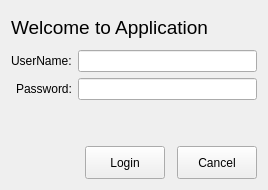
Before: the Qt Designer form ui/auth.ui in kiozet/TaskManagerWithAI, drawn with Qt 5.
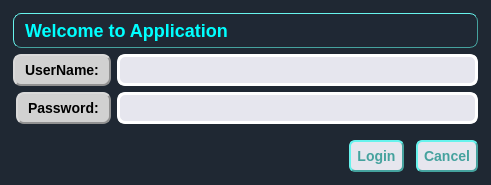
After: the same form once the commit is applied.

Commit message: ABSOLUTE DESIGNING IN auth

What changed in the file:
```diff
--- a/ui/auth.ui
+++ b/ui/auth.ui
@@ -6,8 +6,8 @@
    <rect>
     <x>0</x>
     <y>0</y>
-    <width>268</width>
-    <height>190</height>
+    <width>491</width>
+    <height>185</height>
    </rect>
   </property>
   <property name="sizePolicy">
@@ -19,6 +19,14 @@
   <property name="windowTitle">
    <string>Frame</string>
   </property>
+  <property name="styleSheet">
+   <string notr="true">QFrame{
+    border: 2px;
+    border-radius: 4px;
+    padding: 2px;
+    background-color: #1F2833;
+}</string>
+  </property>
   <layout class="QVBoxLayout" name="verticalLayout">
    <item>
     <widget class="QLabel" name="welcum_label_auth">
@@ -30,11 +38,27 @@
      </property>
      <property name="font">
       <font>
-       <pointsize>14</pointsize>
+       <pointsize>-1</pointsize>
+       <weight>75</weight>
+       <italic>false</italic>
+       <bold>true</bold>
       </font>
      </property>
+     <property name="styleSheet">
+      <string notr="true">QLabel {
+    background-color: #1F2834;
+    border-style: outset;
+    border-width: 1px;
+    border-radius: 8px;
+    border-color: #45A29E;
+    font: bold 18px;
+    min-width: 6em;
+    padding: 6px;
+  color: white;
+}</string>
+     </property>
      <property name="text">
-      <string>Welcome to Application</string>
+      <string>&lt;html&gt;&lt;head/&gt;&lt;body&gt;&lt;p&gt;&lt;span style=&quot; color:#00ffff;&quot;&gt;Welcome to Application&lt;/span&gt;&lt;/p&gt;&lt;/body&gt;&lt;/html&gt;</string>
      </property>
     </widget>
    </item>
@@ -51,6 +75,19 @@
          <verstretch>0</verstretch>
         </sizepolicy>
        </property>
+       <property name="styleSheet">
+        <string notr="true">QLabel {
+    background-color: #D1D1D1;
+    border-style: outset;
+    border-width: 2px;
+    border-radius: 8px;
+    border-color: #919191;
+    font: bold 14px;
+    min-width: 6em;
+    padding: 6px;
+    color: black;
+}</string>
+       </property>
        <property name="text">
         <string>UserName:</string>
        </property>
@@ -64,6 +101,18 @@
          <verstretch>0</verstretch>
         </sizepolicy>
        </property>
+       <property name="styleSheet">
+        <string notr="true">QLineEdit{
+    border-radius: 4px;
+    border-style: outset;
+    border-width: 3px;
+    border-radius: 8px;
+    border-color: white;
+    padding: 2px;
+    background-color: rgb(230, 230, 238);
+}
+</string>
+       </property>
       </widget>
      </item>
      <item row="1" column="0">
@@ -74,6 +123,19 @@
          <verstretch>0</verstretch>
         </sizepolicy>
        </property>
+       <property name="styleSheet">
+        <string notr="true">QLabel {
+    background-color: #D1D1D1;
+    border-style: outset;
+    border-width: 2px;
+    border-radius: 8px;
+    border-color: #919191;
+    font: bold 14px;
+    min-width: 6em;
+    padding: 6px;
+    color: black;
+}</string>
+       </property>
        <property name="text">
         <string>Password:</string>
        </property>
@@ -87,6 +149,18 @@
          <verstretch>0</verstretch>
         </sizepolicy>
        </property>
+       <property name="styleSheet">
+        <string notr="true">QLineEdit{
+    border-radius: 4px;
+    border-style: outset;
+    border-width: 3px;
+    border-radius: 8px;
+    border-color: white;
+    padding: 2px;
+    background-color: rgb(230, 230, 238);
+}
+</string>
+       </property>
        <property name="echoMode">
         <enum>QLineEdit::Password</enum>
        </property>
@@ -128,11 +202,24 @@
      <item>
       <widget class="QPushButton" name="login_button_auth">
        <property name="sizePolicy">
-        <sizepolicy hsizetype="Expanding" vsizetype="Expanding">
+        <sizepolicy hsizetype="Fixed" vsizetype="Fixed">
          <horstretch>0</horstretch>
          <verstretch>0</verstretch>
         </sizepolicy>
        </property>
+       <property name="styleSheet">
+        <string notr="true">QPushButton {
+    background-color: rgb(230, 230, 238);
+    border-style: outset;
+    border-width: 2px;
+    border-radius: 6px;
+    border-color: #45A29E;
+    font: bold 14px;
+    min-width: 6em;
+    padding: 6px;
+    color: #45A29E;
+}</string>
+       </property>
        <property name="text">
         <string>Login</string>
        </property>
@@ -141,11 +228,24 @@
      <item>
       <widget class="QPushButton" name="cancel_button_auth">
        <property name="sizePolicy">
-        <sizepolicy hsizetype="Expanding" vsizetype="Expanding">
+        <sizepolicy hsizetype="Fixed" vsizetype="Fixed">
          <horstretch>0</horstretch>
          <verstretch>0</verstretch>
         </sizepolicy>
        </property>
+       <property name="styleSheet">
+        <string notr="true">QPushButton {
+    background-color: rgb(230, 230, 238);
+    border-style: outset;
+    border-width: 2px;
+    border-radius: 6px;
+    border-color: #45A29E;
+    font: bold 14px;
+    min-width: 6em;
+    padding: 6px;
+    color: #45A29E;
+}</string>
+       </property>
        <property name="text">
         <string>Cancel</string>
        </property>
```
The commit also changes 1 other file.
